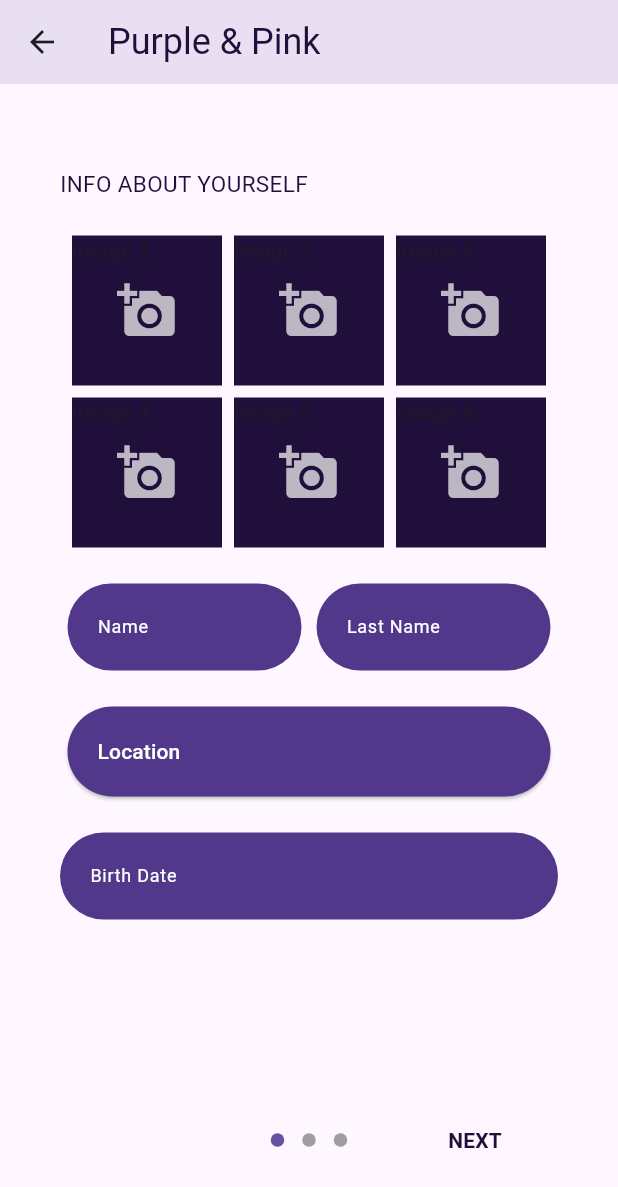
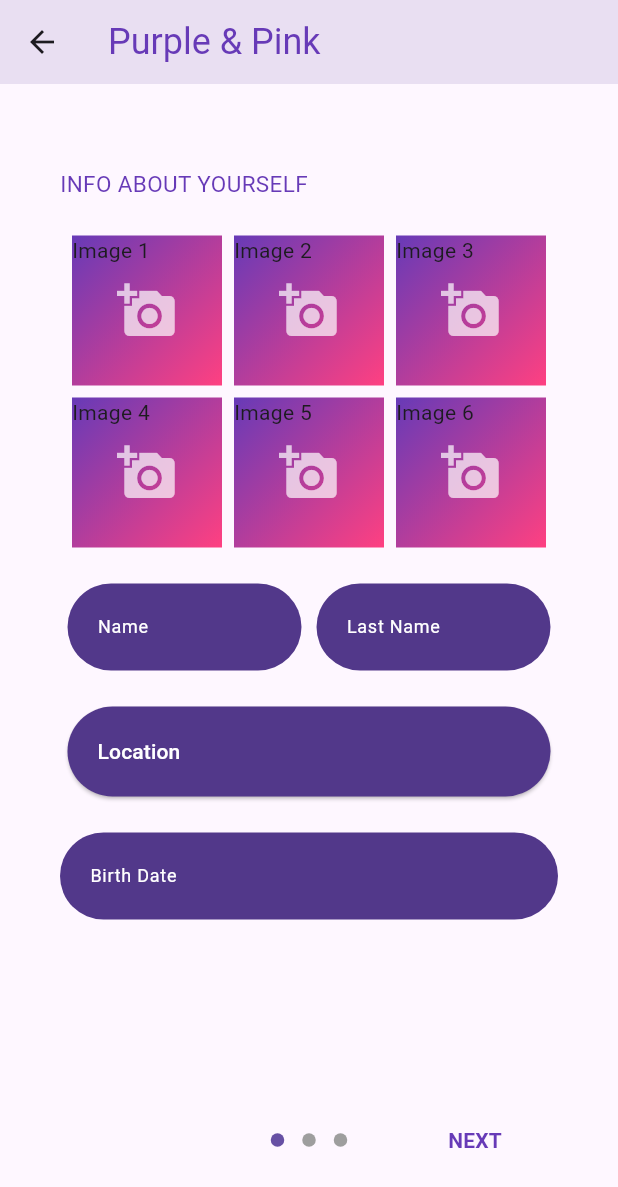
Before and after one commit to SncOne/purple-pink-chat, a Flutter app: the CreateProfilePage screen opened by its route, on a phone screen of 412 x 824 dp. Shown: the top 1187 px of the screen. Run offline on Flutter 3.47's test engine with Material 3 defaults, Android fonts, the phone set to English and light mode, and no system bars; drawn by our look-alikes of flutter_form_builder, introduction_screen; our stand-ins replace animated_notch_bottom_bar, auto_route, cached_network_image, chips_choice, cloud_firestore, connectivity_plus and 28 more; missing offline and left inert: dart_firebase_admin, flutter_firebase_chat_core, flutter_sound, google_mlkit_face_detection, purchases_flutter; accounts and stored records are empty; generated files the repository leaves out were written again; statements that could not run were skipped.

Commit message:
fixed some bugs added gradient color pass

```diff
--- a/lib/core/services/auth_service.dart
+++ b/lib/core/services/auth_service.dart
@@ -173,7 +173,7 @@ final class AuthService {
             : [],
         "sexualOrientation": sexualOrientation != null
             ? sexualOrientationContextToString(sexualOrientation)
-            : '',
+            : sexualOrientationContext.straight,
         "about": about ?? '',
         "isAdmin": false, //For admin account
         "currentLocation": currentLocation,
--- a/lib/ui/pages/auth/createProfile/create_profile_page.dart
+++ b/lib/ui/pages/auth/createProfile/create_profile_page.dart
@@ -163,10 +163,7 @@ class CreateProfilePage extends HookConsumerWidget {
         elevation: 17,
         title: const Text(
           C.title,
-          style: TextStyle(
-            fontSize: 24,
-            color: Color(0xff200F3A),
-          ),
+          style: TextStyle(fontSize: 24, color: Colors.deepPurple),
         ),
       ),
       body: Padding(
@@ -183,7 +180,7 @@ class CreateProfilePage extends HookConsumerWidget {
                   child: Text(
                     t.infoAboutYou.toUpperCase(),
                     style: const TextStyle(
-                      color: Color(0xff200F3A),
+                      color: Colors.deepPurple,
                       fontSize: 15,
                     ),
                     textAlign: TextAlign.left,
@@ -204,7 +201,16 @@ class CreateProfilePage extends HookConsumerWidget {
                               child: Container(
                                 width: 100,
                                 height: 100,
-                                color: const Color(0xff200F3A),
+                                decoration: const BoxDecoration(
+                                  gradient: LinearGradient(
+                                    begin: Alignment.topLeft,
+                                    end: Alignment.bottomRight,
+                                    colors: [
+                                      Colors.deepPurple,
+                                      Colors.pinkAccent
+                                    ],
+                                  ),
+                                ),
                                 child: index < imageFiles.value.length
                                     ? Image.file(
                                         File(imageFiles.value[index].path),
@@ -349,7 +355,7 @@ class CreateProfilePage extends HookConsumerWidget {
                   child: Text(
                     t.hobbies.toUpperCase(),
                     style: const TextStyle(
-                      color: Color(0xff200F3A),
+                      color: Colors.deepPurple,
                       fontSize: 15,
                     ),
                     textAlign: TextAlign.left,
@@ -390,12 +396,12 @@ class CreateProfilePage extends HookConsumerWidget {
                       choiceStyle: C2ChipStyle.filled(
                         borderWidth: 1,
                         borderStyle: BorderStyle.solid,
-                        foregroundColor: const Color(0xff200F3A),
+                        foregroundColor: Colors.deepPurple,
                         color: Colors.grey[300],
                         selectedStyle: const C2ChipStyle(
-                          borderColor: Color(0xff200F3A),
+                          borderColor: Colors.deepPurple,
                           foregroundColor: Colors.white,
-                          backgroundColor: Color(0xff200F3A),
+                          backgroundColor: Colors.deepPurple,
                         ),
                       ),
                       choiceItems: C2Choice.listFrom(
@@ -414,7 +420,7 @@ class CreateProfilePage extends HookConsumerWidget {
                     t.gender,
                     style: const TextStyle(
                       fontSize: 16,
-                      color: Color(0xff200F3A),
+                      color: Colors.deepPurple,
                     ),
                   ),
                 ),
@@ -428,12 +434,12 @@ class CreateProfilePage extends HookConsumerWidget {
                       choiceStyle: C2ChipStyle.filled(
                         borderWidth: 1,
                         borderStyle: BorderStyle.solid,
-                        foregroundColor: const Color(0xff200F3A),
+                        foregroundColor: Colors.deepPurple,
                         color: Colors.grey[300],
                         selectedStyle: const C2ChipStyle(
-                          borderColor: Color(0xff200F3A),
+                          borderColor: Colors.deepPurple,
                           foregroundColor: Colors.white,
-                          backgroundColor: Color(0xff200F3A),
+                          backgroundColor: Colors.deepPurple,
                         ),
                       ),
                       choiceItems: C2Choice.listFrom(
@@ -448,7 +454,7 @@ class CreateProfilePage extends HookConsumerWidget {
                         t.interestedGender,
                         style: const TextStyle(
                           fontSize: 14,
-                          color: Color(0xff200F3A),
+                          color: Colors.deepPurple,
                         ),
                       ),
                     ),
@@ -460,12 +466,12 @@ class CreateProfilePage extends HookConsumerWidget {
                       choiceStyle: C2ChipStyle.filled(
                         borderWidth: 1,
                         borderStyle: BorderStyle.solid,
-                        foregroundColor: const Color(0xff200F3A),
+                        foregroundColor: Colors.deepPurple,
                         color: Colors.grey[300],
                         selectedStyle: const C2ChipStyle(
-                          borderColor: Color(0xff200F3A),
+                          borderColor: Colors.deepPurple,
                           foregroundColor: Colors.white,
-                          backgroundColor: Color(0xff200F3A),
+                          backgroundColor: Colors.deepPurple,
                         ),
                       ),
                       choiceItems: C2Choice.listFrom(
@@ -480,7 +486,7 @@ class CreateProfilePage extends HookConsumerWidget {
                         t.sexualOrientation,
                         style: const TextStyle(
                           fontSize: 14,
-                          color: Color(0xff200F3A),
+                          color: Colors.deepPurple,
                         ),
                       ),
                     ),
@@ -492,12 +498,12 @@ class CreateProfilePage extends HookConsumerWidget {
                       choiceStyle: C2ChipStyle.filled(
                         borderWidth: 1,
                         borderStyle: BorderStyle.solid,
-                        foregroundColor: const Color(0xff200F3A),
+                        foregroundColor: Colors.deepPurple,
                         color: Colors.grey[300],
                         selectedStyle: const C2ChipStyle(
-                          borderColor: Color(0xff200F3A),
+                          borderColor: Colors.deepPurple,
                           foregroundColor: Colors.white,
-                          backgroundColor: Color(0xff200F3A),
+                          backgroundColor: Colors.deepPurple,
                         ),
                       ),
                       choiceItems: C2Choice.listFrom(
@@ -513,7 +519,7 @@ class CreateProfilePage extends HookConsumerWidget {
                         t.lookingFor,
                         style: const TextStyle(
                           fontSize: 14,
-                          color: Color(0xff200F3A),
+                          color: Colors.deepPurple,
                         ),
                       ),
                     ),
@@ -525,12 +531,12 @@ class CreateProfilePage extends HookConsumerWidget {
                       choiceStyle: C2ChipStyle.filled(
                         borderWidth: 1,
                         borderStyle: BorderStyle.solid,
-                        foregroundColor: const Color(0xff200F3A),
+                        foregroundColor: Colors.deepPurple,
                         color: Colors.grey[300],
                         selectedStyle: const C2ChipStyle(
-                          borderColor: Color(0xff200F3A),
+                          borderColor: Colors.deepPurple,
                           foregroundColor: Colors.white,
-                          backgroundColor: Color(0xff200F3A),
+                          backgroundColor: Colors.deepPurple,
                         ),
                       ),
                       choiceItems: C2Choice.listFrom(
@@ -549,14 +555,14 @@ class CreateProfilePage extends HookConsumerWidget {
             next: Text(
               t.next.toUpperCase(),
               style: const TextStyle(
-                color: Color(0xff200F3A),
+                color: Colors.deepPurple,
                 fontWeight: FontWeight.w600,
               ),
             ),
             done: Text(
               t.done.toUpperCase(),
               style: const TextStyle(
-                color: Color(0xff200F3A),
+                color: Colors.deepPurple,
                 fontWeight: FontWeight.w600,
               ),
             ),
--- a/lib/ui/pages/chat/attachment_options.dart
+++ b/lib/ui/pages/chat/attachment_options.dart
@@ -81,7 +81,7 @@ class AttachmentButton extends StatelessWidget {
           children: [
             Icon(
               icon,
-              color: const Color(0xff200F3A),
+              color: Colors.deepPurple,
             ),
             S.sizedBox.w12,
             Text(text),
--- a/lib/ui/pages/likes/likes_page.dart
+++ b/lib/ui/pages/likes/likes_page.dart
@@ -161,7 +161,7 @@ class LikesList extends ConsumerWidget {
                       if (isObsecured)
                         Positioned.fill(
                           child: BackdropFilter(
-                            filter: ImageFilter.blur(sigmaX: 5, sigmaY: 5),
+                            filter: ImageFilter.blur(sigmaX: 25, sigmaY: 25),
                             child: const SizedBox.shrink(),
                           ),
                         ),
--- a/lib/ui/pages/messages/messages_page.dart
+++ b/lib/ui/pages/messages/messages_page.dart
@@ -77,8 +77,8 @@ class MessagesPage extends HookConsumerWidget {
                   ),
                   semanticContainer: false,
                   elevation: 5,
-                  shadowColor: const Color(0xff200F3A),
-                  color: const Color(0xff200F3A),
+                  shadowColor: Colors.deepPurple,
+                  color: Colors.deepPurple,
                   child: Padding(
                     padding: S.edgeInsets.all5,
                     child: Row(
--- a/lib/ui/pages/profile/profileDetails/profile_details_page.dart
+++ b/lib/ui/pages/profile/profileDetails/profile_details_page.dart
@@ -46,7 +46,7 @@ class ProfileDetailsPage extends HookConsumerWidget {
                               margin: const EdgeInsets.only(top: 50),
                               padding: const EdgeInsets.all(20),
                               decoration: BoxDecoration(
-                                color: const Color(0xff200F3A),
+                                color: Colors.deepPurple,
                                 borderRadius: BorderRadius.circular(20),
                               ),
                               child: Column(
@@ -96,7 +96,7 @@ class ProfileDetailsPage extends HookConsumerWidget {
                                     decoration: BoxDecoration(
                                       borderRadius: S.borderRadius.radius50,
                                       border: Border.all(
-                                        color: const Color(0xff200F3A),
+                                        color: Colors.deepPurple,
                                         width: 3,
                                       ),
                                     ),
--- a/lib/ui/shared/widgets/image_viewer.dart
+++ b/lib/ui/shared/widgets/image_viewer.dart
@@ -11,7 +11,7 @@ class ImageViewerPage extends StatelessWidget {
   @override
   Widget build(BuildContext context) {
     return Scaffold(
-      backgroundColor: const Color(0xff200F3A),
+      backgroundColor: Colors.deepPurple,
       body: Stack(
         children: [
           Center(
--- a/lib/ui/shared/widgets/profile_card.dart
+++ b/lib/ui/shared/widgets/profile_card.dart
@@ -87,7 +87,7 @@ class ProfileCard extends ConsumerWidget {
                         user.isValidated
                             ? const Icon(
                                 Icons.check_circle_outline_outlined,
-                                color: Color(0xff200F3A),
+                                color: Colors.deepPurple,
                               )
                             : const Icon(
                                 Icons.check_circle_rounded,
--- a/lib/ui/shared/widgets/video_player_widget.dart
+++ b/lib/ui/shared/widgets/video_player_widget.dart
@@ -78,7 +78,7 @@ class VideoPlayerWidget extends HookConsumerWidget {
                         controller,
                         allowScrubbing: false,
                         colors: const VideoProgressColors(
-                          playedColor: Color(0xff200F3A),
+                          playedColor: Colors.deepPurple,
                         ),
                       ),
                     ],
@@ -141,7 +141,7 @@ class _FullScreenVideoPlayer extends HookWidget {
                       controller,
                       allowScrubbing: true,
                       colors: const VideoProgressColors(
-                        playedColor: Color(0xff200F3A),
+                        playedColor: Colors.deepPurple,
                       ),
                     ),
                     Positioned(
--- a/lib/utils/utils.show.dart
+++ b/lib/utils/utils.show.dart
@@ -28,7 +28,7 @@ class _Show {
         duration: const Duration(milliseconds: 250),
         padding: EdgeInsets.only(bottom: MediaQuery.of(c).viewInsets.bottom),
         child: Material(
-          color: const Color(0xff200F3A),
+          color: Colors.deepPurple,
           borderRadius:
               borderRadius ?? const BorderRadius.all(Radius.circular(16)),
           child: child,
@@ -109,7 +109,7 @@ class _Show {
             child: Container(
               margin: const EdgeInsets.only(bottom: 30.0),
               decoration: BoxDecoration(
-                color: bgColor ?? const Color(0xff200F3A),
+                color: bgColor ?? Colors.deepPurple,
                 borderRadius: borderRadius ?? S.borderRadius.radius16,
               ),
               child: Padding(
```
Also changed, not shown: lib/core/services/matching_service.dart (+7 -1 lines), lib/ui/pages/auth/forgot/forgot_password_page.dart (+7 -3 lines), lib/ui/pages/auth/login/login_page.dart (+20 -8 lines), lib/ui/pages/auth/register/register_page.dart (+7 -3 lines), lib/ui/pages/profile/editProfilePage/edit_profile_page.dart (+25 -25 lines), lib/ui/pages/profile/profile_page.dart (+6 -2 lines), lib/ui/pages/welcome/welcome_page.dart (+6 -2 lines), lib/ui/shared/widgets/custom_bottom_navigation_bar.dart (+9 -5 lines), lib/ui/shared/widgets/profile_cards.dart (+14 -2 lines).
